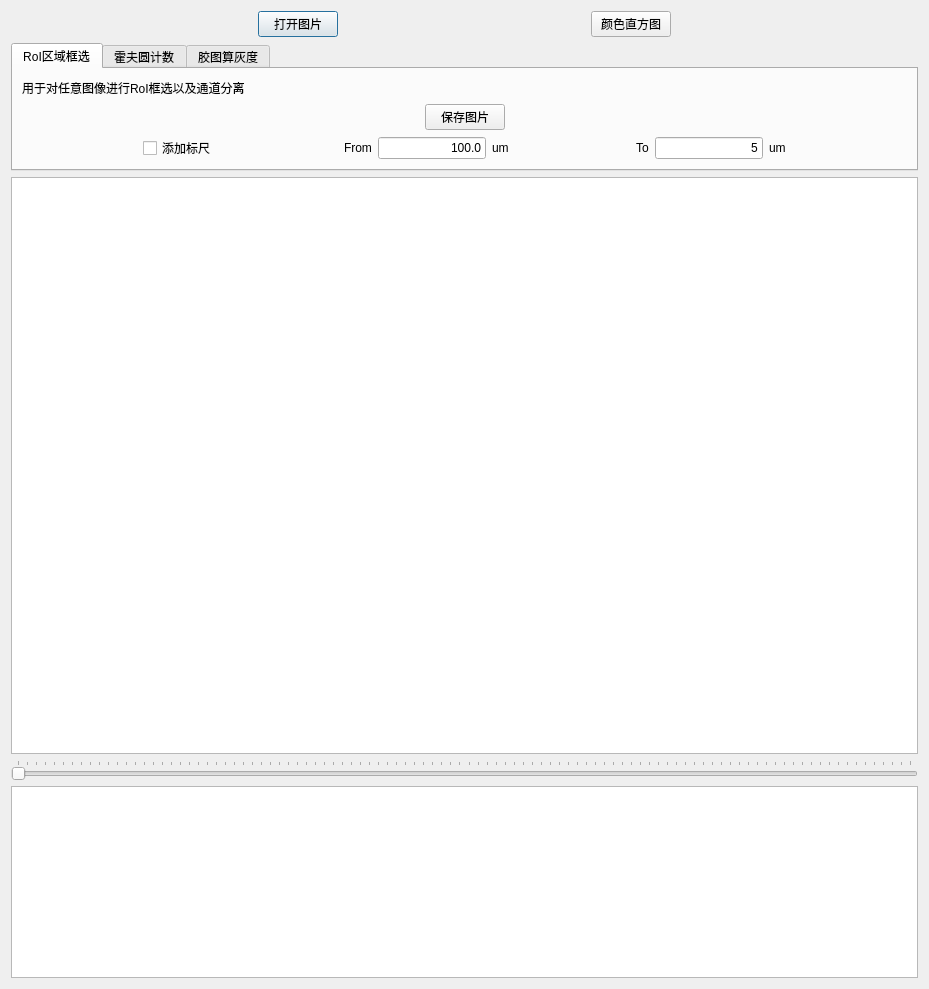
mulin-xml/wwy2, file uic/main_dialog.ui: the form before one commit.
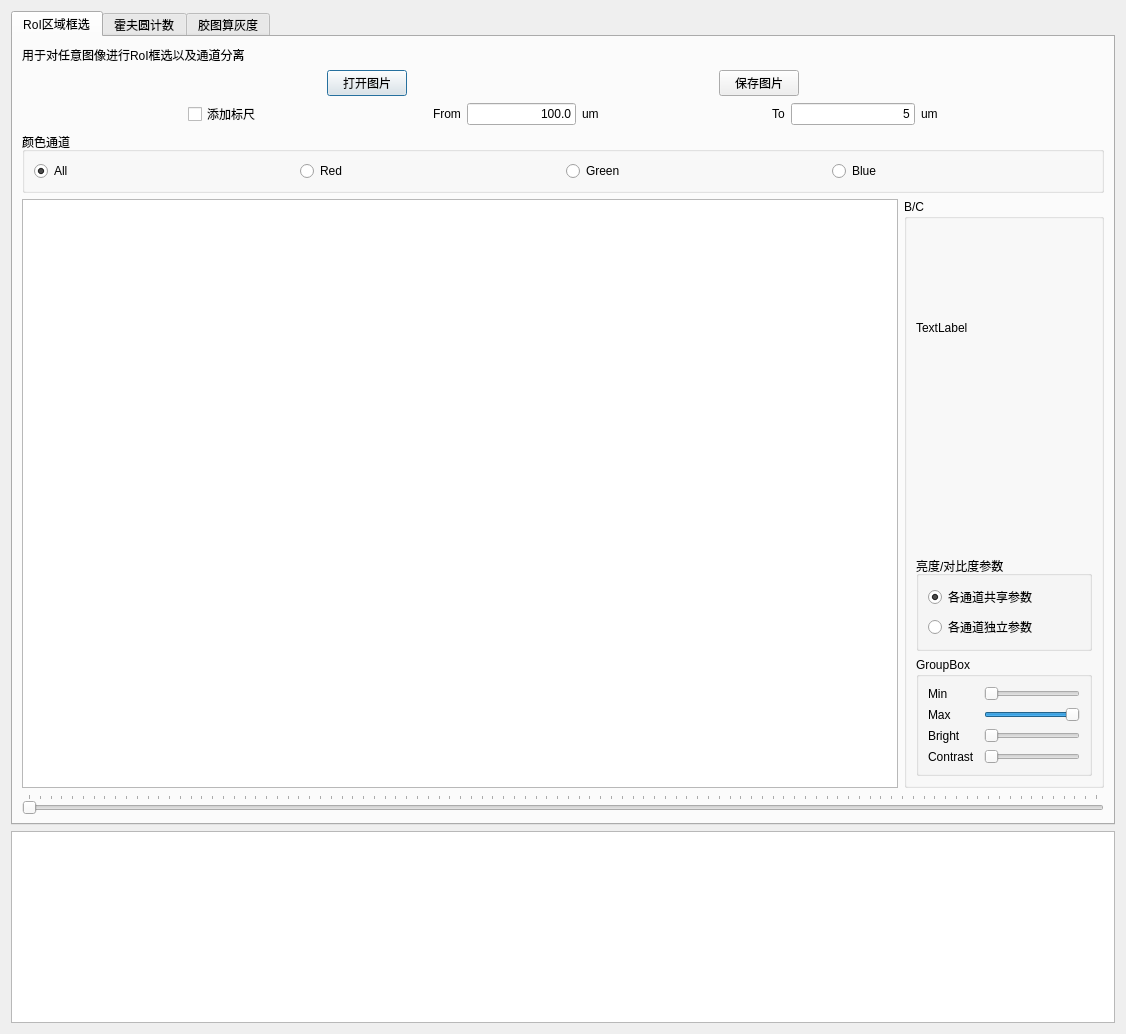
The form after the commit. Custom widgets are drawn as their Qt base class.

The edit to the form file:
```diff
--- a/uic/main_dialog.ui
+++ b/uic/main_dialog.ui
@@ -6,8 +6,8 @@
    <rect>
     <x>0</x>
     <y>0</y>
-    <width>929</width>
-    <height>989</height>
+    <width>1126</width>
+    <height>1034</height>
    </rect>
   </property>
   <property name="sizePolicy">
@@ -19,66 +19,9 @@
   <property name="windowTitle">
    <string>Wen Wenyu and Her Fathers 2.0</string>
   </property>
-  <layout class="QVBoxLayout" name="verticalLayout_4" stretch="0,0,10,0">
+  <layout class="QVBoxLayout" name="verticalLayout_4" stretch="1,0">
    <item>
-    <layout class="QHBoxLayout" name="horizontalLayout_6">
-     <item>
-      <spacer name="horizontalSpacer">
-       <property name="orientation">
-        <enum>Qt::Horizontal</enum>
-       </property>
-       <property name="sizeHint" stdset="0">
-        <size>
-         <width>40</width>
-         <height>20</height>
-        </size>
-       </property>
-      </spacer>
-     </item>
-     <item>
-      <widget class="QPushButton" name="openImgButton">
-       <property name="text">
-        <string>打开图片</string>
-       </property>
-      </widget>
-     </item>
-     <item>
-      <spacer name="horizontalSpacer_13">
-       <property name="orientation">
-        <enum>Qt::Horizontal</enum>
-       </property>
-       <property name="sizeHint" stdset="0">
-        <size>
-         <width>40</width>
-         <height>20</height>
-        </size>
-       </property>
-      </spacer>
-     </item>
-     <item>
-      <widget class="QPushButton" name="openHistButton">
-       <property name="text">
-        <string>颜色直方图</string>
-       </property>
-      </widget>
-     </item>
-     <item>
-      <spacer name="horizontalSpacer_4">
-       <property name="orientation">
-        <enum>Qt::Horizontal</enum>
-       </property>
-       <property name="sizeHint" stdset="0">
-        <size>
-         <width>40</width>
-         <height>20</height>
-        </size>
-       </property>
-      </spacer>
-     </item>
-    </layout>
-   </item>
-   <item>
-    <widget class="MyTabWidget" name="controlTabWidget">
+    <widget class="QTabWidget" name="controlTabWidget">
      <property name="sizePolicy">
       <sizepolicy hsizetype="Expanding" vsizetype="Minimum">
        <horstretch>0</horstretch>
@@ -92,7 +35,7 @@
       <attribute name="title">
        <string>RoI区域框选</string>
       </attribute>
-      <layout class="QVBoxLayout" name="verticalLayout">
+      <layout class="QVBoxLayout" name="verticalLayout_3">
        <item>
         <widget class="QLabel" name="label">
          <property name="text">
@@ -116,7 +59,27 @@
           </spacer>
          </item>
          <item>
-          <widget class="QPushButton" name="pushButton">
+          <widget class="QPushButton" name="tab1OpenImgButton">
+           <property name="text">
+            <string>打开图片</string>
+           </property>
+          </widget>
+         </item>
+         <item>
+          <spacer name="horizontalSpacer_14">
+           <property name="orientation">
+            <enum>Qt::Horizontal</enum>
+           </property>
+           <property name="sizeHint" stdset="0">
+            <size>
+             <width>40</width>
+             <height>20</height>
+            </size>
+           </property>
+          </spacer>
+         </item>
+         <item>
+          <widget class="QPushButton" name="tab1SaveButton">
            <property name="text">
             <string>保存图片</string>
            </property>
@@ -256,6 +219,272 @@
          </item>
         </layout>
        </item>
+       <item>
+        <widget class="QGroupBox" name="tab1ChannelGroup">
+         <property name="title">
+          <string>颜色通道</string>
+         </property>
+         <layout class="QHBoxLayout" name="horizontalLayout_6">
+          <item>
+           <widget class="QRadioButton" name="radioButton">
+            <property name="text">
+             <string>All</string>
+            </property>
+            <property name="checked">
+             <bool>true</bool>
+            </property>
+           </widget>
+          </item>
+          <item>
+           <widget class="QRadioButton" name="radioButton_4">
+            <property name="text">
+             <string>Red</string>
+            </property>
+           </widget>
+          </item>
+          <item>
+           <widget class="QRadioButton" name="radioButton_3">
+            <property name="text">
+             <string>Green</string>
+            </property>
+           </widget>
+          </item>
+          <item>
+           <widget class="QRadioButton" name="radioButton_2">
+            <property name="text">
+             <string>Blue</string>
+            </property>
+           </widget>
+          </item>
+         </layout>
+        </widget>
+       </item>
+       <item>
+        <layout class="QHBoxLayout" name="horizontalLayout_15" stretch="1,0">
+         <item>
+          <widget class="MyGraphicsView" name="tab1GV">
+           <property name="verticalScrollBarPolicy">
+            <enum>Qt::ScrollBarAlwaysOff</enum>
+           </property>
+           <property name="horizontalScrollBarPolicy">
+            <enum>Qt::ScrollBarAlwaysOff</enum>
+           </property>
+          </widget>
+         </item>
+         <item>
+          <widget class="QGroupBox" name="groupBox_2">
+           <property name="sizePolicy">
+            <sizepolicy hsizetype="Fixed" vsizetype="Preferred">
+             <horstretch>0</horstretch>
+             <verstretch>0</verstretch>
+            </sizepolicy>
+           </property>
+           <property name="minimumSize">
+            <size>
+             <width>200</width>
+             <height>0</height>
+            </size>
+           </property>
+           <property name="title">
+            <string>B/C</string>
+           </property>
+           <layout class="QVBoxLayout" name="verticalLayout_7">
+            <item>
+             <widget class="QLabel" name="tab1Hist">
+              <property name="minimumSize">
+               <size>
+                <width>0</width>
+                <height>200</height>
+               </size>
+              </property>
+              <property name="text">
+               <string>TextLabel</string>
+              </property>
+             </widget>
+            </item>
+            <item>
+             <spacer name="verticalSpacer">
+              <property name="orientation">
+               <enum>Qt::Vertical</enum>
+              </property>
+              <property name="sizeHint" stdset="0">
+               <size>
+                <width>20</width>
+                <height>40</height>
+               </size>
+              </property>
+             </spacer>
+            </item>
+            <item>
+             <widget class="QGroupBox" name="tab1ParaGroup">
+              <property name="title">
+               <string>亮度/对比度参数</string>
+              </property>
+              <layout class="QVBoxLayout" name="verticalLayout">
+               <item>
+                <widget class="QRadioButton" name="radioButton_5">
+                 <property name="text">
+                  <string>各通道共享参数</string>
+                 </property>
+                 <property name="checked">
+                  <bool>true</bool>
+                 </property>
+                </widget>
+               </item>
+               <item>
+                <widget class="QRadioButton" name="radioButton_6">
+                 <property name="text">
+                  <string>各通道独立参数</string>
+                 </property>
+                </widget>
+               </item>
+              </layout>
+             </widget>
+            </item>
+            <item>
+             <widget class="QGroupBox" name="tab1BCBar">
+              <property name="title">
+               <string>GroupBox</string>
+              </property>
+              <layout class="QVBoxLayout" name="verticalLayout_6">
+               <item>
+                <layout class="QHBoxLayout" name="horizontalLayout_8">
+                 <item>
+                  <widget class="QLabel" name="label_8">
+                   <property name="minimumSize">
+                    <size>
+                     <width>50</width>
+                     <height>0</height>
+                    </size>
+                   </property>
+                   <property name="text">
+                    <string>Min</string>
+                   </property>
+                   <property name="buddy">
+                    <cstring>tab1SliderMin</cstring>
+                   </property>
+                  </widget>
+                 </item>
+                 <item>
+                  <widget class="QSlider" name="tab1SliderMin">
+                   <property name="maximum">
+                    <number>255</number>
+                   </property>
+                   <property name="orientation">
+                    <enum>Qt::Horizontal</enum>
+                   </property>
+                  </widget>
+                 </item>
+                </layout>
+               </item>
+               <item>
+                <layout class="QHBoxLayout" name="horizontalLayout_9">
+                 <item>
+                  <widget class="QLabel" name="label_9">
+                   <property name="minimumSize">
+                    <size>
+                     <width>50</width>
+                     <height>0</height>
+                    </size>
+                   </property>
+                   <property name="text">
+                    <string>Max</string>
+                   </property>
+                   <property name="buddy">
+                    <cstring>tab1SliderMax</cstring>
+                   </property>
+                  </widget>
+                 </item>
+                 <item>
+                  <widget class="QSlider" name="tab1SliderMax">
+                   <property name="maximum">
+                    <number>255</number>
+                   </property>
+                   <property name="value">
+                    <number>255</number>
+                   </property>
+                   <property name="orientation">
+                    <enum>Qt::Horizontal</enum>
+                   </property>
+                  </widget>
+                 </item>
+                </layout>
+               </item>
+               <item>
+                <layout class="QHBoxLayout" name="horizontalLayout_10">
+                 <item>
+                  <widget class="QLabel" name="label_10">
+                   <property name="minimumSize">
+                    <size>
+                     <width>50</width>
+                     <height>0</height>
+                    </size>
+                   </property>
+                   <property name="text">
+                    <string>Bright</string>
+                   </property>
+                   <property name="buddy">
+                    <cstring>horizontalSlider_3</cstring>
+                   </property>
+                  </widget>
+                 </item>
+                 <item>
+                  <widget class="QSlider" name="horizontalSlider_3">
+                   <property name="orientation">
+                    <enum>Qt::Horizontal</enum>
+                   </property>
+                  </widget>
+                 </item>
+                </layout>
+               </item>
+               <item>
+                <layout class="QHBoxLayout" name="horizontalLayout_14">
+                 <item>
+                  <widget class="QLabel" name="label_14">
+                   <property name="minimumSize">
+                    <size>
+                     <width>50</width>
+                     <height>0</height>
+                    </size>
+                   </property>
+                   <property name="text">
+                    <string>Contrast</string>
+                   </property>
+                   <property name="buddy">
+                    <cstring>horizontalSlider_7</cstring>
+                   </property>
+                  </widget>
+                 </item>
+                 <item>
+                  <widget class="QSlider" name="horizontalSlider_7">
+                   <property name="orientation">
+                    <enum>Qt::Horizontal</enum>
+                   </property>
+                  </widget>
+                 </item>
+                </layout>
+               </item>
+              </layout>
+             </widget>
+            </item>
+           </layout>
+          </widget>
+         </item>
+        </layout>
+       </item>
+       <item>
+        <widget class="QSlider" name="tab1ImgSlider">
+         <property name="enabled">
+          <bool>false</bool>
+         </property>
+         <property name="orientation">
+          <enum>Qt::Horizontal</enum>
+         </property>
+         <property name="tickPosition">
+          <enum>QSlider::TicksAbove</enum>
+         </property>
+        </widget>
+       </item>
       </layout>
      </widget>
      <widget class="QWidget" name="tab2">
@@ -362,30 +591,6 @@
      </widget>
     </widget>
    </item>
-   <item>
-    <layout class="QVBoxLayout" name="verticalLayout_3">
-     <item>
-      <widget class="MyGraphicsView" name="gv">
-       <property name="verticalScrollBarPolicy">
-        <enum>Qt::ScrollBarAlwaysOff</enum>
-       </property>
-       <property name="horizontalScrollBarPolicy">
-        <enum>Qt::ScrollBarAlwaysOff</enum>
-       </property>
-      </widget>
-     </item>
-     <item>
-      <widget class="QSlider" name="imgSlider">
-       <property name="orientation">
-        <enum>Qt::Horizontal</enum>
-       </property>
-       <property name="tickPosition">
-        <enum>QSlider::TicksAbove</enum>
-       </property>
-      </widget>
-     </item>
-    </layout>
-   </item>
    <item>
     <widget class="QTextEdit" name="logger">
      <property name="readOnly">
@@ -396,17 +601,17 @@
   </layout>
  </widget>
  <customwidgets>
-  <customwidget>
-   <class>MyTabWidget</class>
-   <extends>QTabWidget</extends>
-   <header>lib/mytabwidget.h</header>
-   <container>1</container>
-  </customwidget>
   <customwidget>
    <class>MyGraphicsView</class>
    <extends>QGraphicsView</extends>
    <header>lib/mygraphicsview.h</header>
   </customwidget>
+  <customwidget>
+   <class>RoI</class>
+   <extends>QWidget</extends>
+   <header>lib/roi.h</header>
+   <container>1</container>
+  </customwidget>
  </customwidgets>
  <resources/>
  <connections/>
```
Left out of the diff: 2 changed lines with no effect on the pictures.
